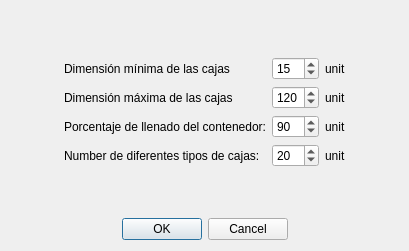
Above: dialoggenerateproblem.ui from amsantosr/ContainerApp before the change. Below: the same form after it.
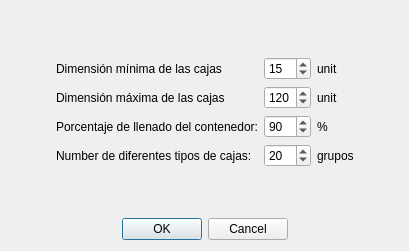
That is the form after the change.

Diff of the .ui file:
```diff
--- a/dialoggenerateproblem.ui
+++ b/dialoggenerateproblem.ui
@@ -124,14 +124,14 @@
      <item row="2" column="2">
       <widget class="QLabel" name="labelUnit3">
        <property name="text">
-        <string>unit</string>
+        <string>%</string>
        </property>
       </widget>
      </item>
      <item row="3" column="2">
       <widget class="QLabel" name="labelUnit4">
        <property name="text">
-        <string>unit</string>
+        <string>grupos</string>
        </property>
       </widget>
      </item>
```
